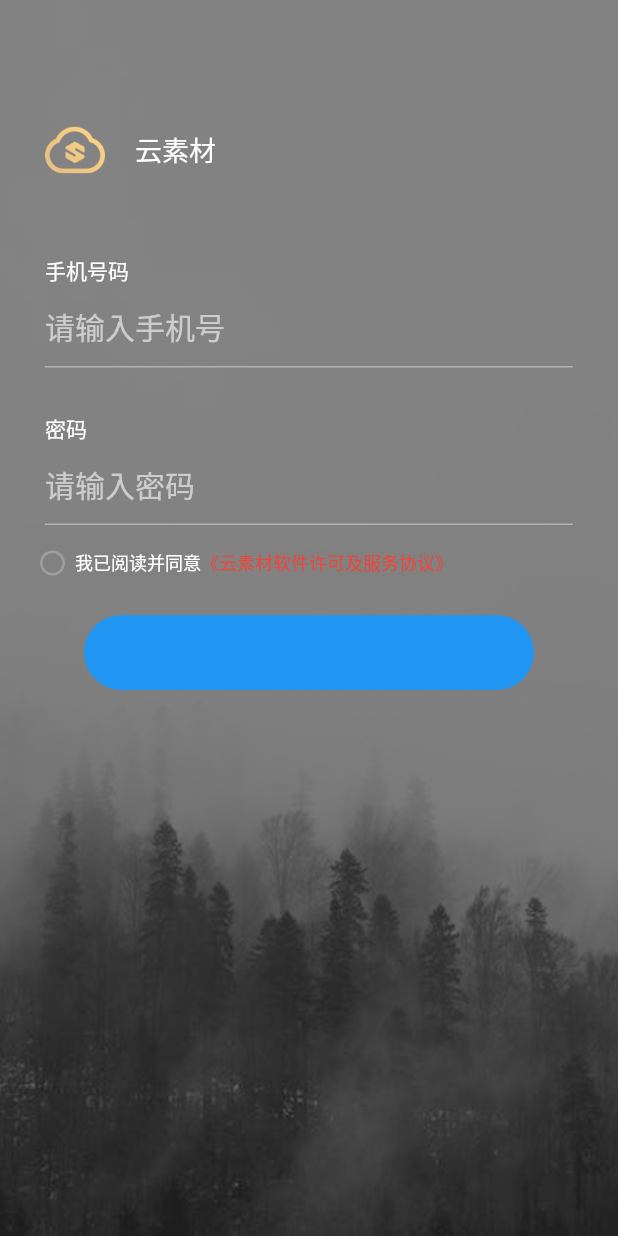
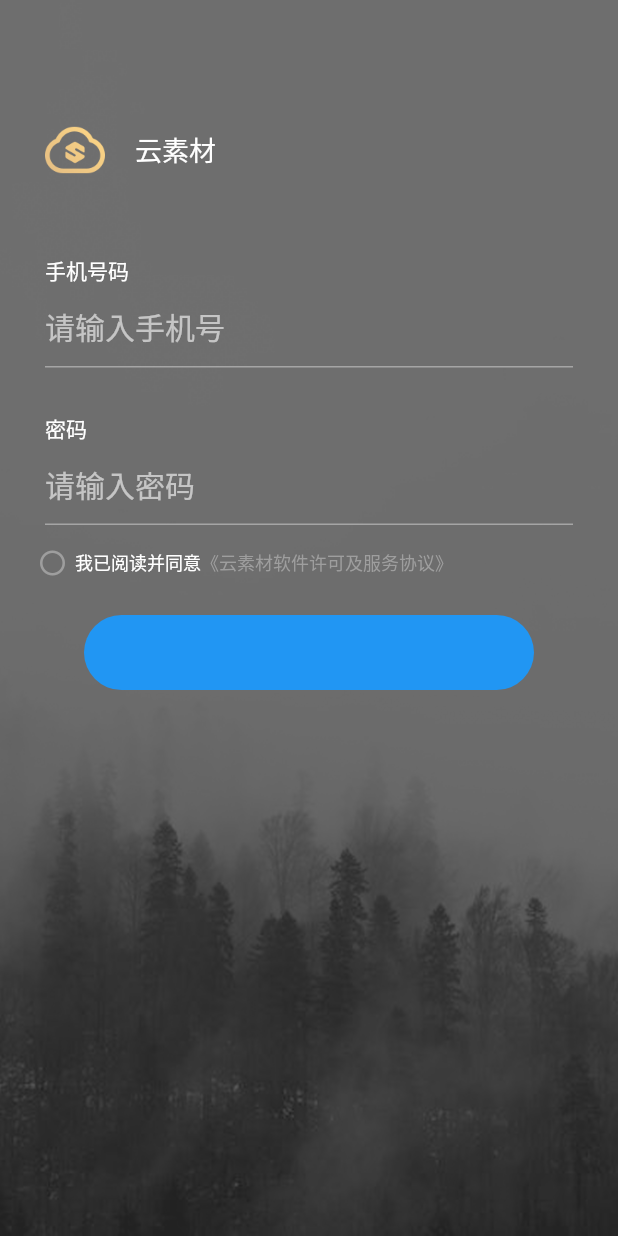
Before and after one commit to CreatSuns/Flutter, a Flutter app: the screen it shows after launch, on a phone screen of 412 x 824 dp. Run offline on Flutter 3.47's test engine with Material 2 defaults, Android fonts, the phone set to English and light mode, and no system bars; our stand-ins replace convert, device_info, dio, shared_preferences.

Commit message:
修改颜色

```diff
--- a/lib/login/login.dart
+++ b/lib/login/login.dart
@@ -178,7 +178,7 @@ class _LoginState extends State<Login> {
         child: Stack(
           children: <Widget>[
             Opacity(
-              opacity: 0.4,
+              opacity:0.3,
               child: Image(
                 image: AssetImage('images/750-1334.png'),
                 width: width,
@@ -375,7 +375,7 @@ class _UserAgreementWidgetState extends State<UserAgreementWidget> {
               TextSpan(
                 text: '《云素材软件许可及服务协议》',
                 style: TextStyle(
-                  color: Colors.red,
+                  color: Colors.grey,
                   fontSize: 12,
                 ),
                 recognizer: null,
```
